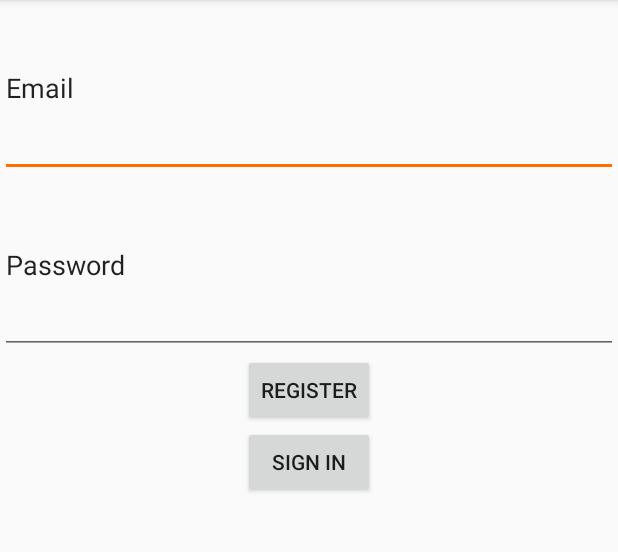
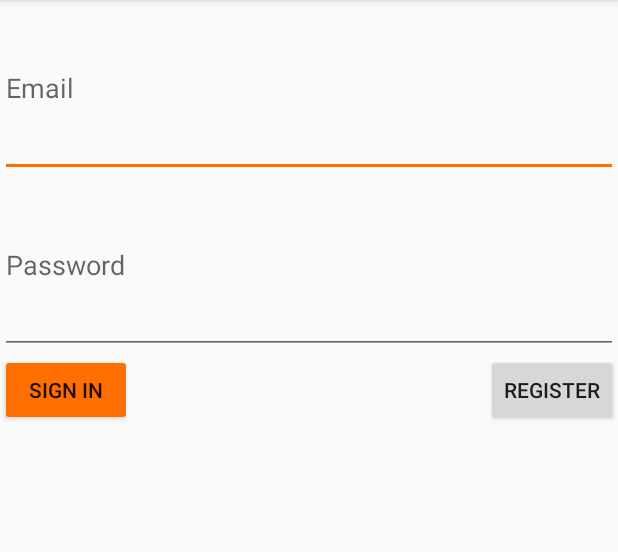
Before and after one commit to skim770/CampusEats, an Android app: the screen it shows after launch (LoginActivity), on a phone screen of 412 x 824 dp, the part 84-636 px from its top. Run offline under Robolectric (Android 15) with nearby library versions, the phone set to English and light mode, and no system bars; our stand-ins replace Firebase (no records; nobody signed in at launch, a user with empty details on screens opened directly).

Commit message:
Updated Login and Feed UI, Register Button now links to Website

```diff
--- a/android/CampusEats/app/src/main/AndroidManifest.xml
+++ b/android/CampusEats/app/src/main/AndroidManifest.xml
@@ -8,7 +8,8 @@
         android:label="@string/app_name"
         android:supportsRtl="true"
         android:theme="@style/AppTheme">
-        <activity android:name=".WebLogin" />
+        <activity android:name=".WebLogin">
+        </activity>
         <activity android:name=".LoginActivity">
             <intent-filter>
                 <action android:name="android.intent.action.MAIN" />
--- a/android/CampusEats/app/src/main/java/ffoc/campuseats/LoginActivity.java
+++ b/android/CampusEats/app/src/main/java/ffoc/campuseats/LoginActivity.java
@@ -30,7 +30,8 @@ public class LoginActivity extends AppCompatActivity {
         button.setOnClickListener(new View.OnClickListener() {
             public void onClick(View v) {
                 //create user
-                auth.createUserWithEmailAndPassword(emailEdit.getText().toString(),passwordEdit.getText().toString());
+                //auth.createUserWithEmailAndPassword(emailEdit.getText().toString(),passwordEdit.getText().toString());
+                startActivity(new Intent(LoginActivity.this, WebLogin.class));
             }
         });
 
--- /dev/null
+++ b/android/CampusEats/app/src/main/res/drawable/feed_rect.xml
@@ -0,0 +1,5 @@
+<?xml version="1.0" encoding="utf-8"?>
+<shape xmlns:android="http://schemas.android.com/apk/res/android" android:shape="rectangle" >
+    <solid android:color="#b6b6b6" />
+    <stroke android:width="1dip" android:color="#4fa5d5"/>
+</shape>
--- a/android/CampusEats/app/src/main/res/layout/activity_login.xml
+++ b/android/CampusEats/app/src/main/res/layout/activity_login.xml
@@ -9,23 +9,35 @@
     <EditText android:id="@+id/login_email"
         android:layout_width="match_parent"
         android:layout_height="118dp"
-        android:text="Email"
+        android:hint="Email"
         />
 
     <EditText android:id="@+id/login_password"
         android:layout_width="match_parent"
         android:layout_height="118dp"
-        android:text="Password"
+        android:hint="Password"
         />
-    <Button android:id="@+id/signup_button"
-        android:layout_width="wrap_content"
-        android:layout_height="wrap_content"
-        android:text="Register"
-        android:layout_gravity="center_horizontal" />
+    <RelativeLayout xmlns:android="http://schemas.android.com/apk/res/android"
+        xmlns:tools="http://schemas.android.com/tools"
+        android:layout_width="match_parent"
+        android:layout_height="match_parent"
+        android:orientation="horizontal">>
 
-    <Button android:id="@+id/signin_button"
-        android:layout_width="wrap_content"
-        android:layout_height="wrap_content"
-        android:text="Sign In"
-        android:layout_gravity="center_horizontal" />
+        <Button android:id="@+id/signin_button"
+            android:layout_width="wrap_content"
+            android:layout_height="wrap_content"
+            android:backgroundTint="@color/colorPrimary"
+            android:text="Sign In"
+            android:layout_alignParentLeft="true"
+            />
+        <Button android:id="@+id/signup_button"
+            android:layout_width="wrap_content"
+            android:layout_height="wrap_content"
+            android:text="Register"
+            android:layout_alignParentRight="true"
+
+            />
+
+
+    </RelativeLayout>
 </LinearLayout>
--- a/android/CampusEats/app/src/main/res/values/colors.xml
+++ b/android/CampusEats/app/src/main/res/values/colors.xml
@@ -3,6 +3,6 @@
     <color name="colorPrimary">#FF6F00</color>
     <color name="colorPrimaryDark">#FF6F00</color>
     <color name="colorAccent">#FF6F00</color>
-    <color name="background">#e2e1e0</color>
+    <color name="background">#f9f9f9</color>
 
 </resources>
--- a/android/CampusEats/build.gradle
+++ b/android/CampusEats/build.gradle
@@ -5,7 +5,7 @@ buildscript {
         jcenter()
     }
     dependencies {
-        classpath 'com.android.tools.build:gradle:2.1.2'
+        classpath 'com.android.tools.build:gradle:2.1.3'
         classpath 'com.google.gms:google-services:3.0.0'
         // NOTE: Do not place your application dependencies here; they belong
         // in the individual module build.gradle files
```
Also changed, not shown: android/CampusEats/app/src/main/java/ffoc/campuseats/FeedActivity.java (+30 -2 lines), android/CampusEats/app/src/main/java/ffoc/campuseats/WebLogin.java (+6 -1 lines), android/CampusEats/app/src/main/res/layout/activity_feed_tile.xml (added, +18 -0 lines), android/CampusEats/gradle/wrapper/gradle-wrapper.properties.
